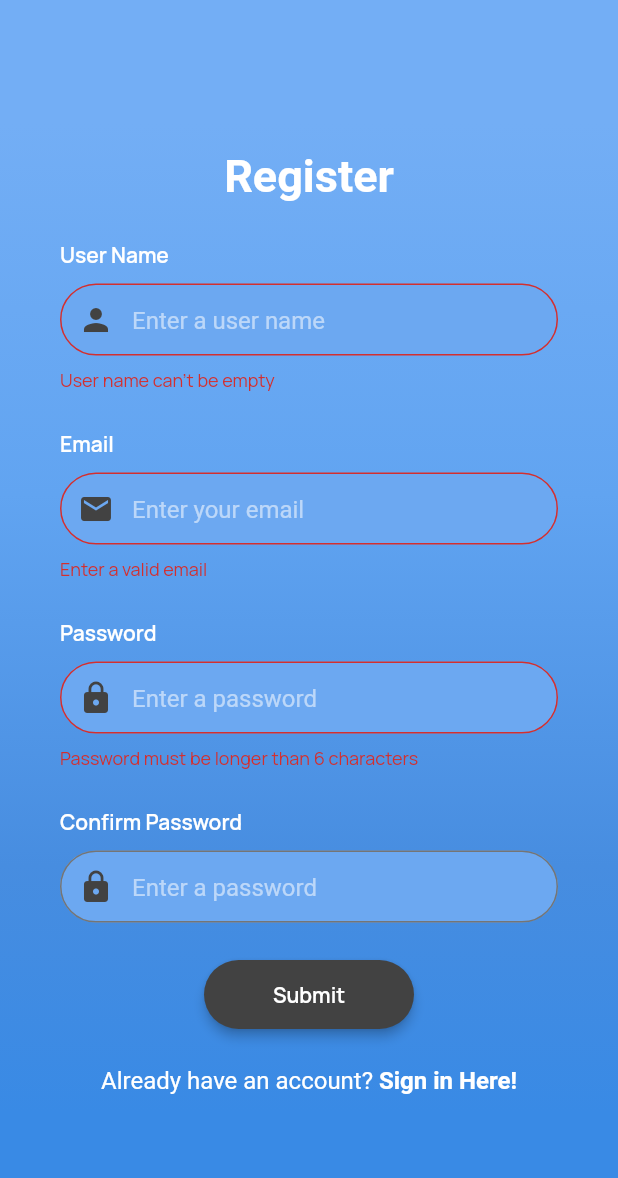
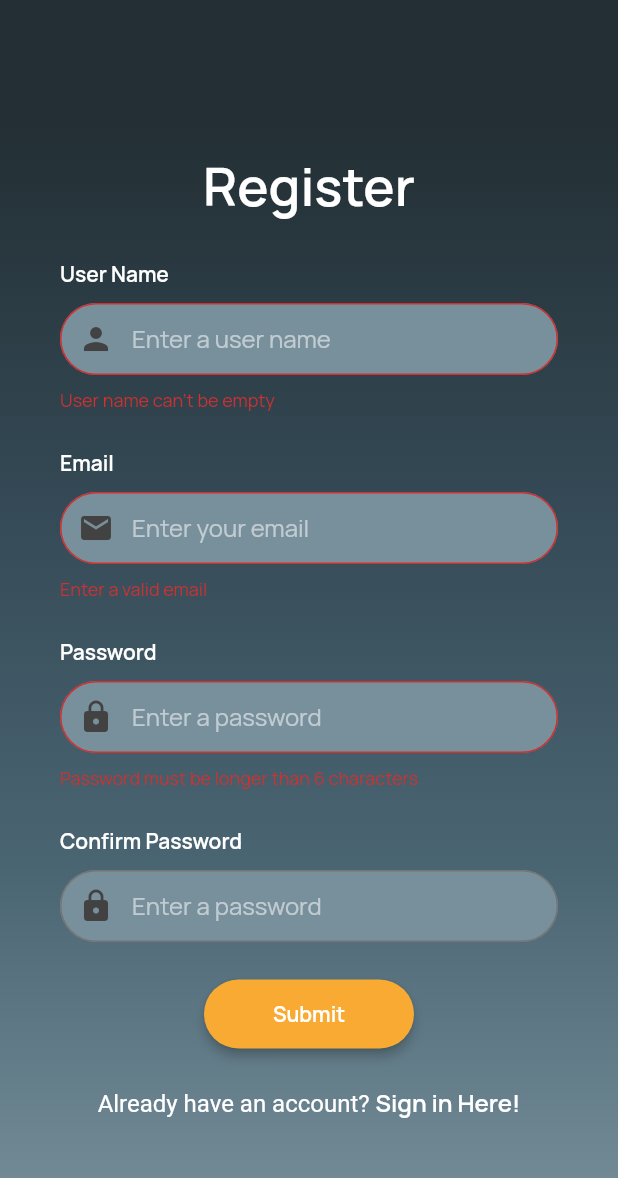
Before and after one commit to bmarden/vlop, a Flutter app: the screen it shows after launch, after a tap on "Submit", on a phone screen of 412 x 824 dp. Shown: the top 1178 px of the screen. Run offline on Flutter 3.47's test engine with Material 2 defaults, Android fonts, the phone set to English and light mode, and no system bars; our stand-ins replace cloud_firestore, firebase_auth, firebase_storage, flutter_spinkit, image_cropper, image_picker and 2 more; accounts and stored records are empty; Roboto replaces fonts that are missing (OpenSans).

Commit message:
Update theme

```diff
--- a/lib/screens/auth/register.dart
+++ b/lib/screens/auth/register.dart
@@ -161,7 +161,6 @@ class _RegisterState extends State<Register> {
         shape: RoundedRectangleBorder(
           borderRadius: BorderRadius.circular(30.0),
         ),
-        color: Colors.grey[800],
         child: Text(
           'Submit',
           style: kLabelStyle,
@@ -199,19 +198,7 @@ class _RegisterState extends State<Register> {
                 Container(
                   height: double.infinity,
                   width: double.infinity,
-                  decoration: BoxDecoration(
-                    gradient: LinearGradient(
-                      begin: Alignment.topCenter,
-                      end: Alignment.bottomCenter,
-                      colors: [
-                        Color(0xFF73AEF5),
-                        Color(0xFF61A4F1),
-                        Color(0xFF478DE0),
-                        Color(0xFF398AE5),
-                      ],
-                      stops: [0.1, 0.4, 0.7, 0.9],
-                    ),
-                  ),
+                  decoration: kBoxGradient,
                 ),
                 Form(
                   key: _formKey,
@@ -229,12 +216,7 @@ class _RegisterState extends State<Register> {
                         children: <Widget>[
                           Text(
                             'Register',
-                            style: TextStyle(
-                              color: Colors.white,
-                              fontFamily: 'OpenSans',
-                              fontSize: 30.0,
-                              fontWeight: FontWeight.bold,
-                            ),
+                            style: kDisplayStyle,
                           ),
                           SizedBox(height: 25.0),
                           _userNameTB(),
--- a/lib/screens/home/home.dart
+++ b/lib/screens/home/home.dart
@@ -31,7 +31,7 @@ class _HomePageState extends State<HomePage> {
         ),
         floatingActionButtonLocation: FloatingActionButtonLocation.centerDocked,
         floatingActionButton: FloatingActionButton(
-          backgroundColor: Colors.grey[400],
+          // backgroundColor: Colors.grey[400],
           child: const Icon(Icons.add),
           onPressed: () {
             Navigator.of(context).push(
@@ -42,7 +42,7 @@ class _HomePageState extends State<HomePage> {
           },
         ),
         bottomNavigationBar: BottomAppBar(
-          color: Colors.blue[500],
+          // color: Colors.blue[500],
           elevation: 8.0,
           shape: CircularNotchedRectangle(),
           notchMargin: 6.0,
--- a/lib/utilities/constants.dart
+++ b/lib/utilities/constants.dart
@@ -2,7 +2,7 @@ import 'package:flutter/material.dart';
 
 final kHintText = TextStyle(
   color: Colors.white54,
-  fontFamily: 'OpenSans',
+  fontFamily: 'Manrope',
 );
 
 final kLabelStyle = TextStyle(
@@ -15,11 +15,18 @@ final kSmallText = TextStyle(
   color: Colors.white,
   fontSize: 16,
   fontWeight: FontWeight.bold,
-  fontFamily: 'OpenSans',
+  fontFamily: 'Manrope',
+);
+
+final kDisplayStyle = TextStyle(
+  color: Colors.white,
+  fontWeight: FontWeight.bold,
+  fontSize: 35.0,
+  fontFamily: 'Manrope',
 );
 
 final kBoxStyle = BoxDecoration(
-  color: Color(0xFF6CA8F1),
+  color: Color(0xFF232F34),
   borderRadius: BorderRadius.circular(14.0),
   boxShadow: [
     BoxShadow(
@@ -32,12 +39,15 @@ final kBoxStyle = BoxDecoration(
 
 final kBoxGradient = BoxDecoration(
   gradient: LinearGradient(
+    begin: Alignment.topCenter,
+    end: Alignment.bottomCenter,
     colors: <Color>[
-      Color(0xFF73AEF5),
-      Color(0xFF61A4F1),
-      Color(0xFF478DE0),
-      Color(0xFF398AE5),
+      Color(0xFF232F34),
+      Color(0xFF344955),
+      Color(0xFF4A6572),
+      Colors.blueGrey[400],
     ],
+    stops: [0.1, 0.4, 0.7, 1.0],
   ),
 );
 
@@ -49,13 +59,13 @@ InputDecoration kInputDecoration(String hint, IconData icon) {
     ),
     focusedBorder: OutlineInputBorder(
       borderRadius: BorderRadius.circular(30.0),
-      borderSide: BorderSide(color: Colors.blue[100]),
+      borderSide: BorderSide(color: Color(0xFFF9AA33)),
     ),
     enabledBorder: OutlineInputBorder(
       borderRadius: BorderRadius.circular(30.0),
       borderSide: BorderSide(color: Colors.grey[600]),
     ),
-    fillColor: Color(0xFF6CA8F1),
+    fillColor: Colors.blueGrey[400],
     filled: true,
     contentPadding: EdgeInsets.only(top: 14.0),
     prefixIcon: Icon(
--- a/lib/utilities/loading.dart
+++ b/lib/utilities/loading.dart
@@ -5,10 +5,10 @@ class Loading extends StatelessWidget {
   @override
   Widget build(BuildContext context) {
     return Container(
-      color: Color(0xFF398AE5),
+      color: Color(0xFF232F34),
       child: Center(
         child: SpinKitCircle(
-          color: Colors.grey[900],
+          color: Color(0xFFF9AA33),
           size: 60.0,
         ),
       ),
--- a/lib/utilities/theme.dart
+++ b/lib/utilities/theme.dart
@@ -5,10 +5,19 @@ final kThemeData = _buildTheme();
 ThemeData _buildTheme() {
   final base = ThemeData.dark();
   return base.copyWith(
+    primaryColor: Color(0xFF344955),
+    accentColor: Color(0xFFF9AA33),
     buttonTheme: base.buttonTheme.copyWith(
       shape: RoundedRectangleBorder(
         borderRadius: BorderRadius.circular(30.0),
       ),
+      buttonColor: Color(0xFFF9AA33),
+    ),
+    floatingActionButtonTheme: FloatingActionButtonThemeData(
+      backgroundColor: Color(0xFFF9AA33),
+    ),
+    bottomAppBarTheme: BottomAppBarTheme(
+      color: Colors.blueGrey[800],
     ),
     textTheme: _buildTextTheme(base.textTheme),
     primaryTextTheme: _buildTextTheme(base.primaryTextTheme),
```
Also changed, not shown: lib/screens/auth/login.dart (+2 -22 lines).
